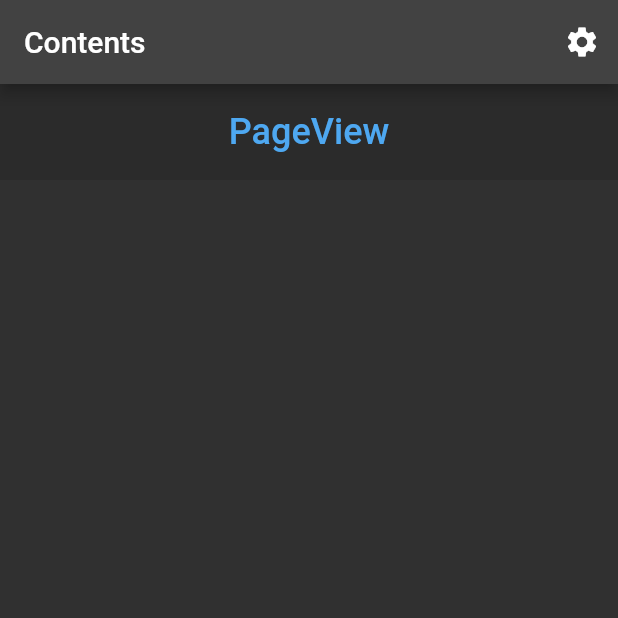
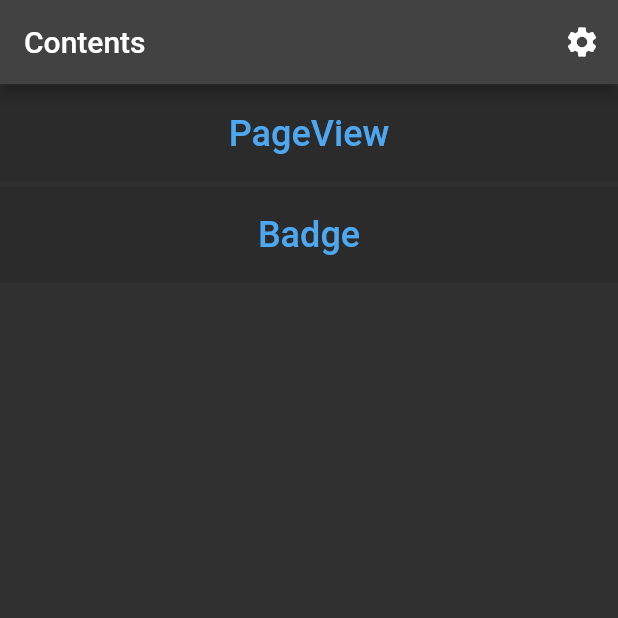
Before and after one commit to anabebe1020/flutter_templates_anabebe, a Flutter app: the screen it shows after launch, on a phone screen of 412 x 824 dp, the top half of it. Run offline on Flutter 3.47's test engine with Material 2 defaults, Android fonts, the light colour scheme and no system bars; our stand-ins replace badges, flutter_riverpod, google_fonts.

Commit message:
add badge.

```diff
--- a/lib/common/themes.dart
+++ b/lib/common/themes.dart
@@ -11,6 +11,7 @@ class MyTheme {
         bodyText2: TextStyle(color: Colors.white, fontSize: 24),
       ),
     ),
+    iconTheme: const IconThemeData(color: Colors.white54),
   );
   static const linkText =
       TextStyle(color: Color.fromARGB(255, 78, 168, 241), fontSize: 24);
--- a/lib/home/home_page.dart
+++ b/lib/home/home_page.dart
@@ -1,5 +1,6 @@
 import 'package:flutter/material.dart';
 import 'package:flutter_riverpod/flutter_riverpod.dart';
+import 'package:flutter_templates_anabebe/badge/page.dart';
 import 'package:flutter_templates_anabebe/common/themes.dart';
 import 'package:flutter_templates_anabebe/page_view/home_page.dart';
 import 'package:flutter_templates_anabebe/page_view/provider.dart';
@@ -11,6 +12,7 @@ class HomePage extends ConsumerWidget {
   @override
   Widget build(BuildContext context, WidgetRef ref) {
     final pageViewTitle = ref.watch(pageViewTitleProvider);
+    final badgeTitle = ref.watch(badgeTitleProvider);
     return Scaffold(
       appBar: AppBar(
         title: const Text('Contents'),
@@ -30,6 +32,7 @@ class HomePage extends ConsumerWidget {
       body: ListView(
         children: [
           ContentsItem(title: pageViewTitle, widget: PageViewHomePage()),
+          ContentsItem(title: badgeTitle, widget: const BadgePage()),
         ],
       ),
     );
@@ -47,6 +50,14 @@ class ContentsItem extends StatelessWidget {
     return Container(
       color: Colors.black12.withOpacity(0.1),
       height: 64,
+      /*
+      decoration: BoxDecoration(
+        color: Colors.black12.withOpacity(0.1),
+        border: const Border.symmetric(
+          horizontal: BorderSide(color: Colors.grey),
+        ),
+      ),
+      */
       child: TextButton(
         child: Text(title, style: MyTheme.linkText),
         onPressed: () {
@@ -57,6 +68,7 @@ class ContentsItem extends StatelessWidget {
           ));
         },
       ),
+      margin: const EdgeInsets.symmetric(vertical: 1.5),
     );
   }
 }
--- a/lib/page_view/provider.dart
+++ b/lib/page_view/provider.dart
@@ -2,6 +2,7 @@ import 'package:flutter/material.dart';
 import 'package:flutter_riverpod/flutter_riverpod.dart';
 
 final pageViewTitleProvider = StateProvider((ref) => 'PageView');
+final badgeTitleProvider = StateProvider((ref) => 'Badge');
 final pageATitleProvider = StateProvider((ref) => 'Page A');
 final pageBTitleProvider = StateProvider((ref) => 'Page B');
 final pageCTitleProvider = StateProvider((ref) => 'Page C');
--- a/pubspec.yaml
+++ b/pubspec.yaml
@@ -16,6 +16,7 @@ dependencies:
   cupertino_icons: ^1.0.2
   flutter_riverpod: ^1.0.3
   google_fonts: ^2.3.1
+  badges: ^2.0.2
 
 dev_dependencies:
   flutter_test:
```
Also changed, not shown: lib/badge/page.dart (added, +45 -0 lines), lib/badge/provider.dart (added, +23 -0 lines), pubspec.lock.
